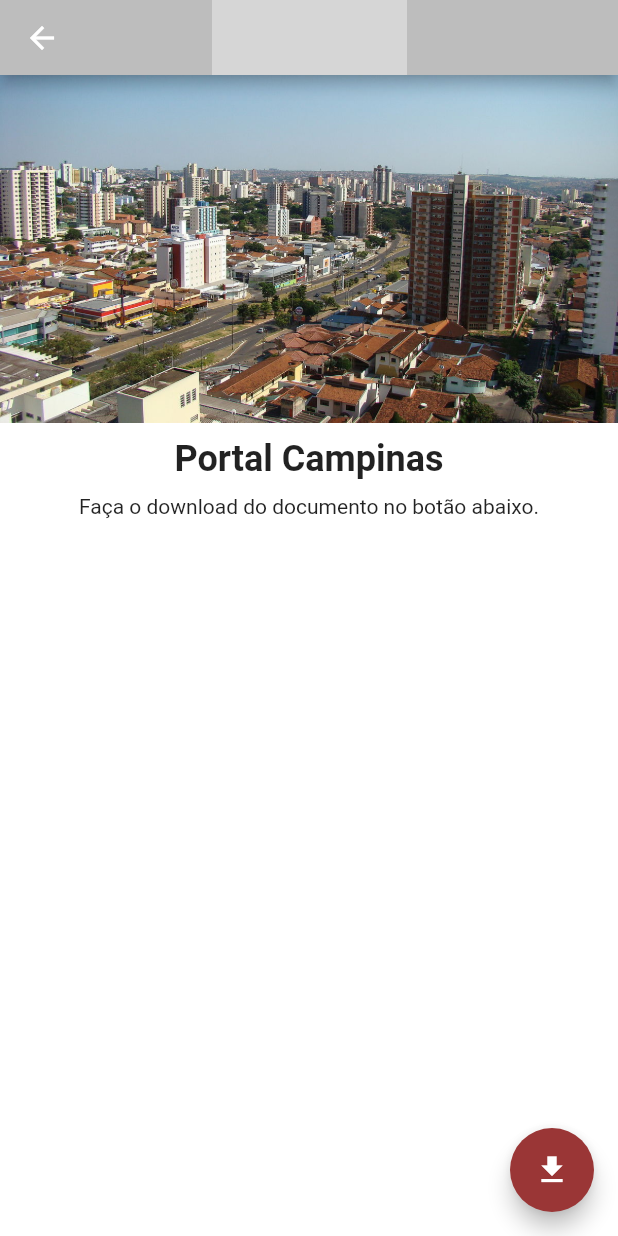
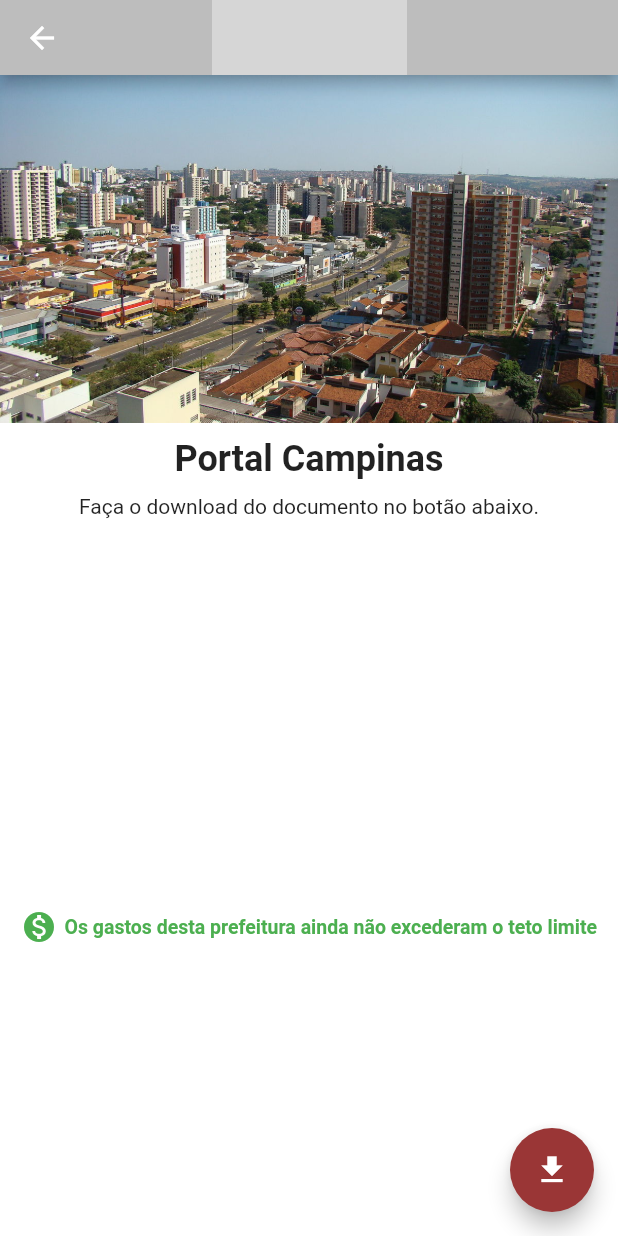
Before and after one commit to GGotha/tcesp-flutter, a Flutter app: the screen it shows after launch, after a tap on "Portal Campinas", on a phone screen of 412 x 824 dp. Run offline on Flutter 3.47's test engine with Material 2 defaults, Android fonts, the phone set to English and light mode, and no system bars; grey boxes are pictures that could not be loaded.

Commit message:
add isoverspend flag in portal details

```diff
--- a/lib/models/portal_model.dart
+++ b/lib/models/portal_model.dart
@@ -2,10 +2,12 @@ class PortalModel {
   int id;
   String name;
   String image;
+  bool isOverSpend;
 
   PortalModel({
     this.id,
     this.name,
     this.image,
+    this.isOverSpend,
   });
 }
--- a/lib/repository/portal_repository.dart
+++ b/lib/repository/portal_repository.dart
@@ -16,6 +16,7 @@ class PortalRepository {
           id: 1,
           name: 'Portal Campinas',
           image: 'bauru.jpg',
+          isOverSpend: false,
         ),
       );
       portals.add(
@@ -23,6 +24,7 @@ class PortalRepository {
           id: 2,
           name: 'Portal São José dos Campos',
           image: 'campinas.jpg',
+          isOverSpend: true,
         ),
       );
       portals.add(
@@ -30,6 +32,7 @@ class PortalRepository {
           id: 3,
           name: 'Portal São Paulo',
           image: 'saopaulo.jpg',
+          isOverSpend: false,
         ),
       );
       portals.add(
@@ -37,6 +40,7 @@ class PortalRepository {
           id: 4,
           name: 'Portal Osasco',
           image: 'osasco.jpg',
+          isOverSpend: true,
         ),
       );
       portals.add(
@@ -44,6 +48,7 @@ class PortalRepository {
           id: 5,
           name: 'Portal Suzano',
           image: 'suzano.jpg',
+          isOverSpend: false,
         ),
       );
       portals.add(
@@ -51,6 +56,7 @@ class PortalRepository {
           id: 6,
           name: 'Portal Jundiaí',
           image: 'jundiai.jpg',
+          isOverSpend: false,
         ),
       );
       portals.add(
@@ -58,6 +64,7 @@ class PortalRepository {
           id: 7,
           name: 'Portal Bauru',
           image: 'bauru.jpg',
+          isOverSpend: true,
         ),
       );
       portals.add(
@@ -65,6 +72,7 @@ class PortalRepository {
           id: 8,
           name: 'Portal Sorocaba',
           image: 'sorocaba.jpg',
+          isOverSpend: false,
         ),
       );
     }
--- a/lib/screens/portal_details_screen.dart
+++ b/lib/screens/portal_details_screen.dart
@@ -2,24 +2,32 @@ import 'package:flutter/material.dart';
 import 'package:tcesp/models/portal_model.dart';
 import 'package:tcesp/themes/colors.dart';
 import 'package:tcesp/widgets/custom_app_bar.dart';
+import 'package:tcesp/widgets/row_is_over_spend_portal.dart';
 
 class PortalDetailsScreen extends StatelessWidget {
   @override
   Widget build(BuildContext context) {
     PortalModel portals = ModalRoute.of(context).settings.arguments;
+    double height = MediaQuery.of(context).size.height;
 
     return Scaffold(
       backgroundColor: Colors.white,
       appBar: CustomAppBar(
         hasLeading: true,
       ),
-      body: Container(
-        child: Column(
+      body: Stack(
+        children: [
+          Column(
+            mainAxisAlignment: MainAxisAlignment.start,
+            crossAxisAlignment: CrossAxisAlignment.center,
             children: [
               Container(
                 width: double.infinity,
                 child: Image(
-                image: AssetImage('assets/images/${portals.image}'),
+                  width: double.infinity,
+                  image: AssetImage(
+                    'assets/images/${portals.image}',
+                  ),
                 ),
               ),
               Center(
@@ -34,9 +42,19 @@ class PortalDetailsScreen extends StatelessWidget {
                   ),
                 ),
               ),
-            Text('Faça o download do documento no botão abaixo.')
+              Text('Faça o download do documento no botão abaixo.'),
             ],
           ),
+          Align(
+            alignment: Alignment.bottomCenter,
+            child: Container(
+              height: height / 2,
+              child: RowIsOverSpendPortal(
+                isOverSpend: portals.isOverSpend,
+              ),
+            ),
+          )
+        ],
       ),
       floatingActionButton: FloatingActionButton(
         child: Icon(Icons.file_download),
--- /dev/null
+++ b/lib/widgets/row_is_over_spend_portal.dart
@@ -0,0 +1,53 @@
+import 'package:flutter/material.dart';
+
+class RowIsOverSpendPortal extends StatelessWidget {
+  final bool isOverSpend;
+
+  const RowIsOverSpendPortal({Key key, this.isOverSpend}) : super(key: key);
+
+  @override
+  Widget build(BuildContext context) {
+    return isOverSpend
+        ? Row(
+            mainAxisAlignment: MainAxisAlignment.center,
+            crossAxisAlignment: CrossAxisAlignment.center,
+            children: [
+              Icon(
+                Icons.monetization_on,
+                color: Colors.red,
+              ),
+              SizedBox(width: 5),
+              Text(
+                'Os gastos desta prefeitura excederam o teto limite',
+                style: TextStyle(
+                  color: Colors.red,
+                  fontWeight: FontWeight.bold,
+                  fontSize: 13,
+                ),
+                textAlign: TextAlign.center,
+              ),
+            ],
+          )
+        : Row(
+            mainAxisAlignment: MainAxisAlignment.center,
+            crossAxisAlignment: CrossAxisAlignment.center,
+            children: [
+              Icon(
+                Icons.monetization_on,
+                color: Colors.green,
+              ),
+              SizedBox(width: 5),
+              Flexible(
+                child: Text(
+                  'Os gastos desta prefeitura ainda não excederam o teto limite',
+                  style: TextStyle(
+                    color: Colors.green,
+                    fontWeight: FontWeight.bold,
+                    fontSize: 13,
+                  ),
+                ),
+              ),
+            ],
+          );
+  }
+}
```
Lines whose indentation alone changed are shown as unchanged.
